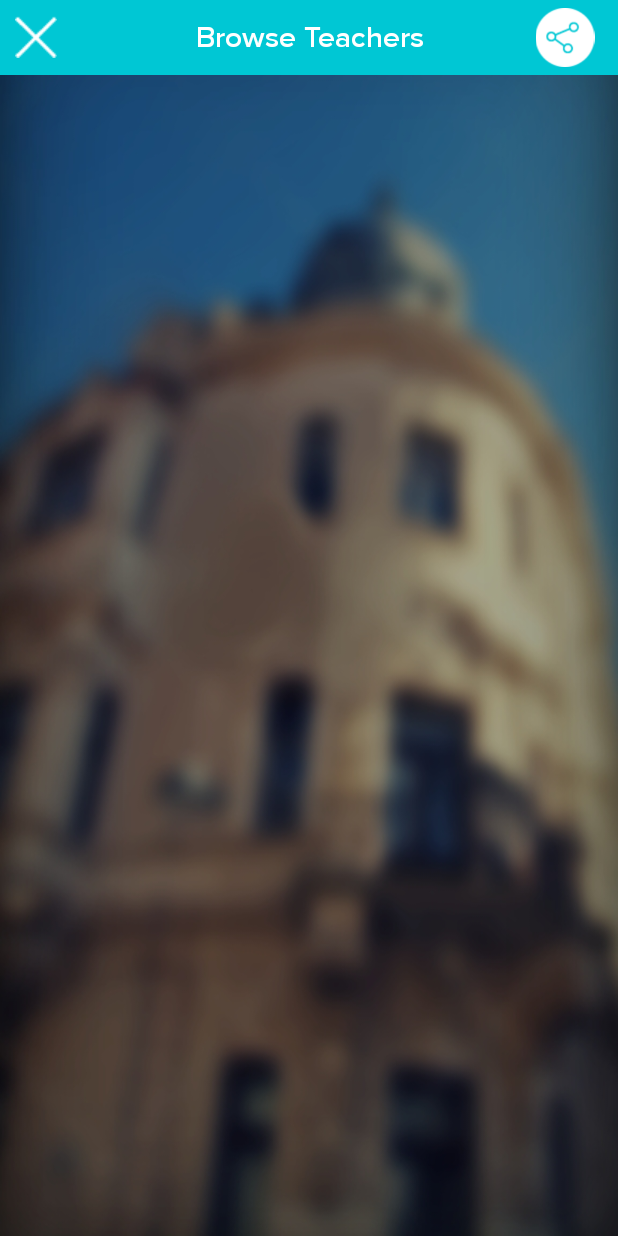
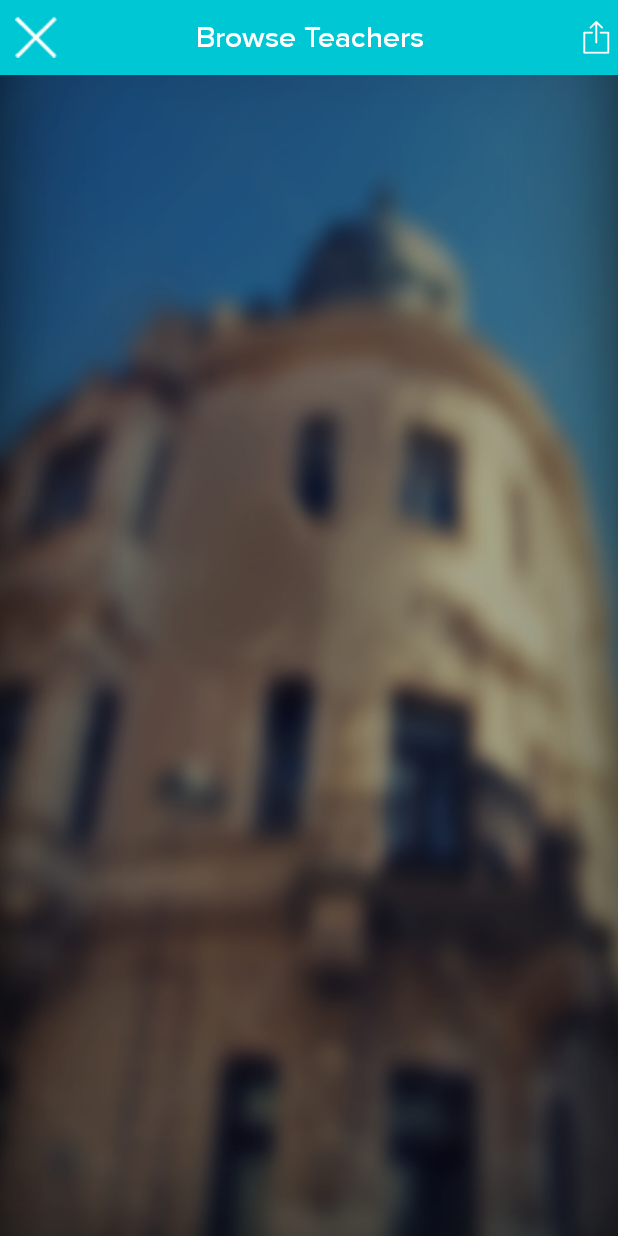
Before and after one commit to dpkgupta21/Chalkboard, an Android app: the TeacherPagerActivity screen opened directly, with no data from a screen before it, on a phone screen of 412 x 824 dp. Run offline under Robolectric (Android 15) with nearby library versions, the light colour scheme and no system bars; our stand-ins replace CircleImageView; 2 statements that could not run were skipped.

Commit message:
1)Update at teacher side

```diff
--- a/app/src/main/java/com/chalkboard/recruiter/TeacherPagerActivity.java
+++ b/app/src/main/java/com/chalkboard/recruiter/TeacherPagerActivity.java
@@ -62,7 +62,7 @@ public class TeacherPagerActivity extends FragmentActivity {
         header_left_menu.setOnClickListener(removeJobClickListener);
 
         ImageView header_right_menu = (ImageView) findViewById(R.id.header_right_menu);
-        header_right_menu.setImageResource(R.drawable.group_icon);
+        header_right_menu.setImageResource(R.drawable.share_icon_box);
         header_right_menu.setOnClickListener(shareClickListener);
 
         ((ImageView) (findViewById(R.id.header_logo)))
--- a/app/src/main/java/com/chalkboard/teacher/JobPagerActivity.java
+++ b/app/src/main/java/com/chalkboard/teacher/JobPagerActivity.java
@@ -79,7 +79,7 @@ public class JobPagerActivity extends FragmentActivity {
         header_left_menu.setOnClickListener(removeJobClickListener);
 
         ImageView header_right_menu = (ImageView) findViewById(R.id.header_right_menu);
-        header_right_menu.setImageResource(R.drawable.group_icon);
+        header_right_menu.setImageResource(R.drawable.share_icon_box);
         header_right_menu.setOnClickListener(shareClickListener);
 
         ((ImageView) (findViewById(R.id.header_logo))).setVisibility(View.GONE);
--- a/app/src/main/res/values/strings.xml
+++ b/app/src/main/res/values/strings.xml
@@ -81,7 +81,7 @@
         <item>@drawable/search_menublackk</item>
         <item>@drawable/inbox_menu_black</item>
         <item>@drawable/favourite_menu_black</item>
-        <item>@drawable/clock_black_icon</item>
+        <item>@drawable/watch_black_icon</item>
         <item>@drawable/match_menu_black</item>
         <item>@drawable/help_menu_black</item>
         <item>@drawable/settings_menu_black</item>
@@ -124,7 +124,7 @@
         <item>@drawable/credit_menu_black</item>
         <item>@drawable/search_menublackk</item>
         <item>@drawable/favourite_menu_black</item>
-        <item>@drawable/clock_black_icon</item>
+        <item>@drawable/watch_black_icon</item>
         <item>@drawable/match_menu_black</item>
         <item>@drawable/posted_job_menu_black</item>
         <item>@drawable/inbox_menu_black</item>
```
Also changed, not shown: app/src/main/res/drawable-hdpi/share_icon_box.png (added), app/src/main/res/drawable-hdpi/watch_black_icon.png (renamed from app/src/main/res/drawable-hdpi/watch_icon.png), app/src/main/res/drawable-ldpi/share_icon_box.png (added), app/src/main/res/drawable-ldpi/watch_black_icon.png (renamed from app/src/main/res/drawable-ldpi/watch_icon.png), app/src/main/res/drawable-mdpi/share_icon_box.png (added), app/src/main/res/drawable-mdpi/watch_black_icon.png (renamed from app/src/main/res/drawable-mdpi/watch_icon.png), app/src/main/res/drawable-xhdpi/share_icon_box.png (added), app/src/main/res/drawable-xhdpi/watch_black_icon.png (renamed from app/src/main/res/drawable-xhdpi/watch_icon.png), app/src/main/res/drawable-xxhdpi/share_icon_box.png (added), app/src/main/res/drawable-xxhdpi/watch_black_icon.png (renamed from app/src/main/res/drawable-xxhdpi/watch_icon.png), app/src/main/res/drawable-xxxhdpi/share_icon_box.png (added), app/src/main/res/drawable-xxxhdpi/watch_black_icon.png (renamed from app/src/main/res/drawable-xxxhdpi/watch_icon.png), 19 other files.
